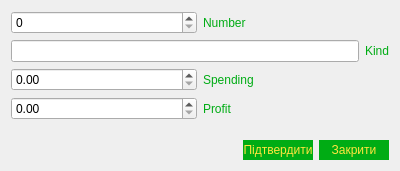
The window that Automated_accounting_system_for_livestock_farms/changetableanimals.ui (Odavinh/star-qt) describes before a commit, drawn with Qt 5.
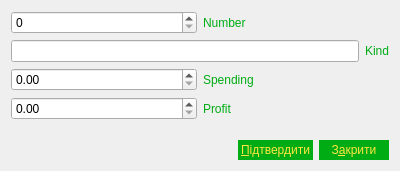
The same window after the commit.

Diff of the .ui file:
```diff
--- a/Automated_accounting_system_for_livestock_farms/changetableanimals.ui
+++ b/Automated_accounting_system_for_livestock_farms/changetableanimals.ui
@@ -108,7 +108,7 @@
       <widget class="QPushButton" name="ButtonEn_Apply">
        <property name="minimumSize">
         <size>
-         <width>70</width>
+         <width>75</width>
          <height>20</height>
         </size>
        </property>
@@ -131,7 +131,7 @@
 }</string>
        </property>
        <property name="text">
-        <string>Підтвердити</string>
+        <string>&amp;Підтвердити</string>
        </property>
       </widget>
      </item>
@@ -162,7 +162,7 @@
 }</string>
        </property>
        <property name="text">
-        <string>Закрити</string>
+        <string>З&amp;акрити</string>
        </property>
       </widget>
      </item>
```
Left out of the diff: 6 changed lines with no effect on the pictures.
